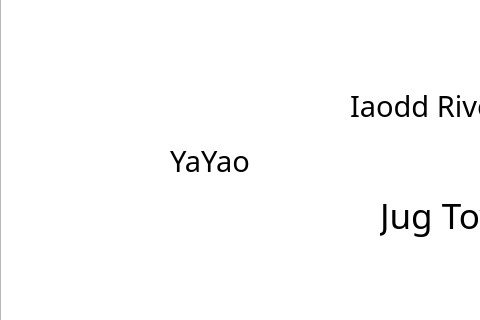
Before: the Qt Designer form mainwindow.ui in johncutone/10c_Final_Project, drawn with Qt 5; both pictures show x 0 to 480 and y 127 to 447 of the 1307 by 763 pixel window.
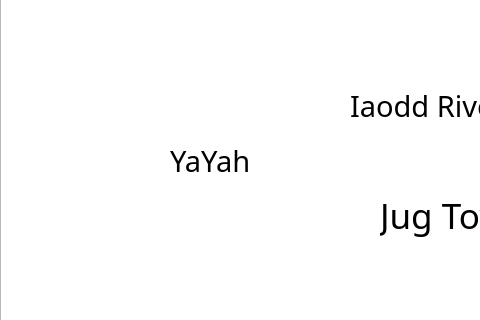
After: the same form once the commit is applied.

Commit message: implement on_challenge feature

Diff of the .ui file:
```diff
--- a/mainwindow.ui
+++ b/mainwindow.ui
@@ -595,7 +595,7 @@
      </font>
     </property>
     <property name="text">
-     <string>YaYao</string>
+     <string>YaYah</string>
     </property>
    </widget>
    <widget class="QLabel" name="label_5">
```
Left out of the diff: 13 changed lines with no effect on the pictures. The commit also changes 2 other files.
